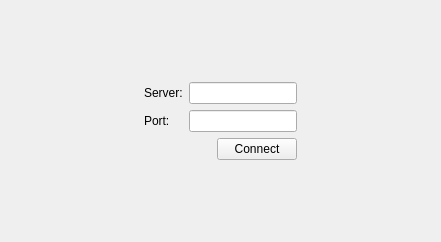
Before: the Qt Designer form src/gui-remote/connectionwidget.ui in hyperquantum/PMP, drawn with Qt 5.
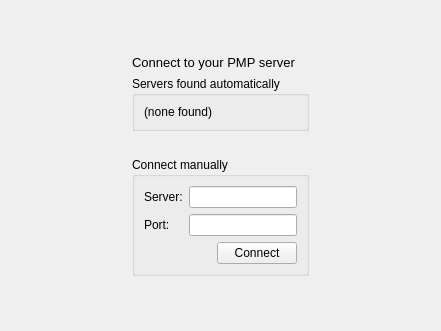
After: the same form once the commit is applied.

Commit message: First primitive implementation of automatic server discovery by the client.

Patch:
```diff
--- a/src/gui-remote/connectionwidget.ui
+++ b/src/gui-remote/connectionwidget.ui
@@ -7,7 +7,7 @@
     <x>0</x>
     <y>0</y>
     <width>441</width>
-    <height>242</height>
+    <height>331</height>
    </rect>
   </property>
   <property name="windowTitle">
@@ -40,7 +40,55 @@
      </property>
     </spacer>
    </item>
-   <item row="1" column="1">
+   <item row="1" column="1" rowspan="2">
+    <layout class="QVBoxLayout" name="verticalLayout">
+     <item>
+      <widget class="QLabel" name="whichUserAreYouLabel">
+       <property name="styleSheet">
+        <string notr="true">font:10pt;</string>
+       </property>
+       <property name="text">
+        <string>Connect to your PMP server</string>
+       </property>
+       <property name="margin">
+        <number>10</number>
+       </property>
+      </widget>
+     </item>
+     <item>
+      <widget class="QGroupBox" name="serversFoundGroupBox">
+       <property name="title">
+        <string>Servers found automatically</string>
+       </property>
+       <layout class="QVBoxLayout" name="verticalLayout_2">
+        <item>
+         <widget class="QLabel" name="noServersFoundLabel">
+          <property name="text">
+           <string>(none found)</string>
+          </property>
+         </widget>
+        </item>
+       </layout>
+      </widget>
+     </item>
+     <item>
+      <spacer name="horizontalSpacer_3">
+       <property name="orientation">
+        <enum>Qt::Horizontal</enum>
+       </property>
+       <property name="sizeHint" stdset="0">
+        <size>
+         <width>40</width>
+         <height>20</height>
+        </size>
+       </property>
+      </spacer>
+     </item>
+     <item>
+      <widget class="QGroupBox" name="manualConnectGroupBox">
+       <property name="title">
+        <string>Connect manually</string>
+       </property>
     <layout class="QGridLayout" name="gridLayout">
      <item row="0" column="1">
       <widget class="QLineEdit" name="serverLineEdit"/>
@@ -70,21 +118,11 @@
       </widget>
      </item>
     </layout>
-   </item>
-   <item row="1" column="2">
-    <spacer name="horizontalSpacer_2">
-     <property name="orientation">
-      <enum>Qt::Horizontal</enum>
-     </property>
-     <property name="sizeHint" stdset="0">
-      <size>
-       <width>117</width>
-       <height>20</height>
-      </size>
-     </property>
-    </spacer>
+      </widget>
+     </item>
+    </layout>
    </item>
-   <item row="2" column="1">
+   <item row="3" column="1">
     <spacer name="verticalSpacer_2">
      <property name="orientation">
       <enum>Qt::Vertical</enum>
@@ -97,6 +135,19 @@
      </property>
     </spacer>
    </item>
+   <item row="1" column="2">
+    <spacer name="horizontalSpacer_2">
+     <property name="orientation">
+      <enum>Qt::Horizontal</enum>
+     </property>
+     <property name="sizeHint" stdset="0">
+      <size>
+       <width>117</width>
+       <height>20</height>
+      </size>
+     </property>
+    </spacer>
+   </item>
   </layout>
  </widget>
  <tabstops>
```
Lines whose indentation alone changed are shown as unchanged. The commit also changes 8 other files.
